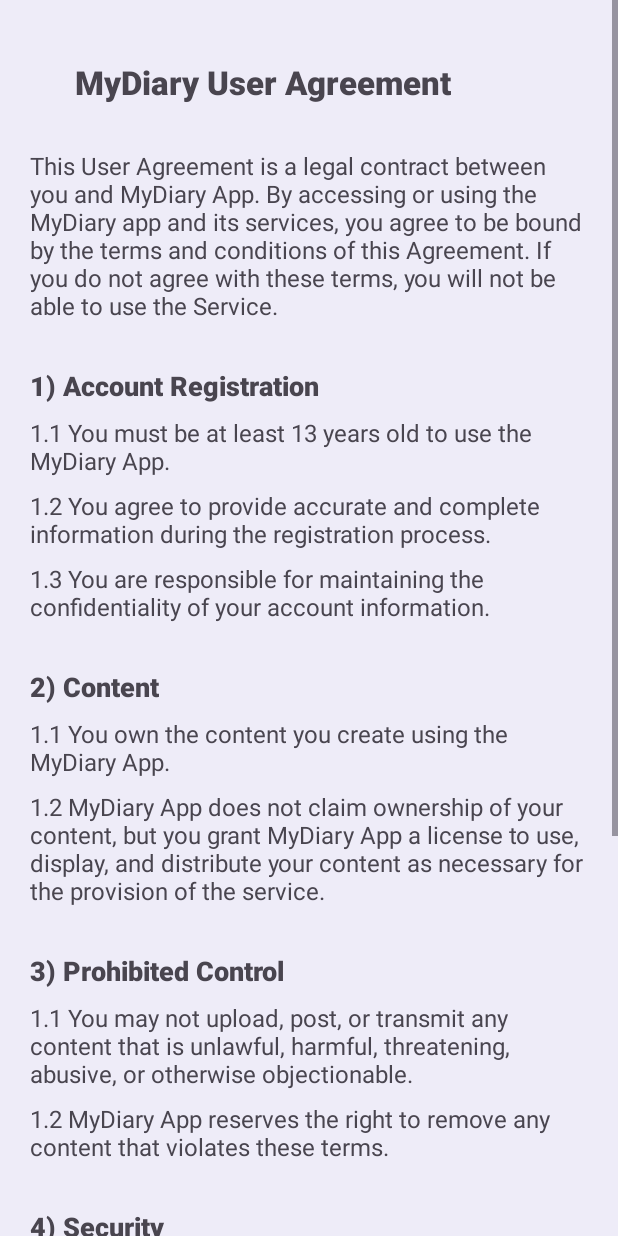
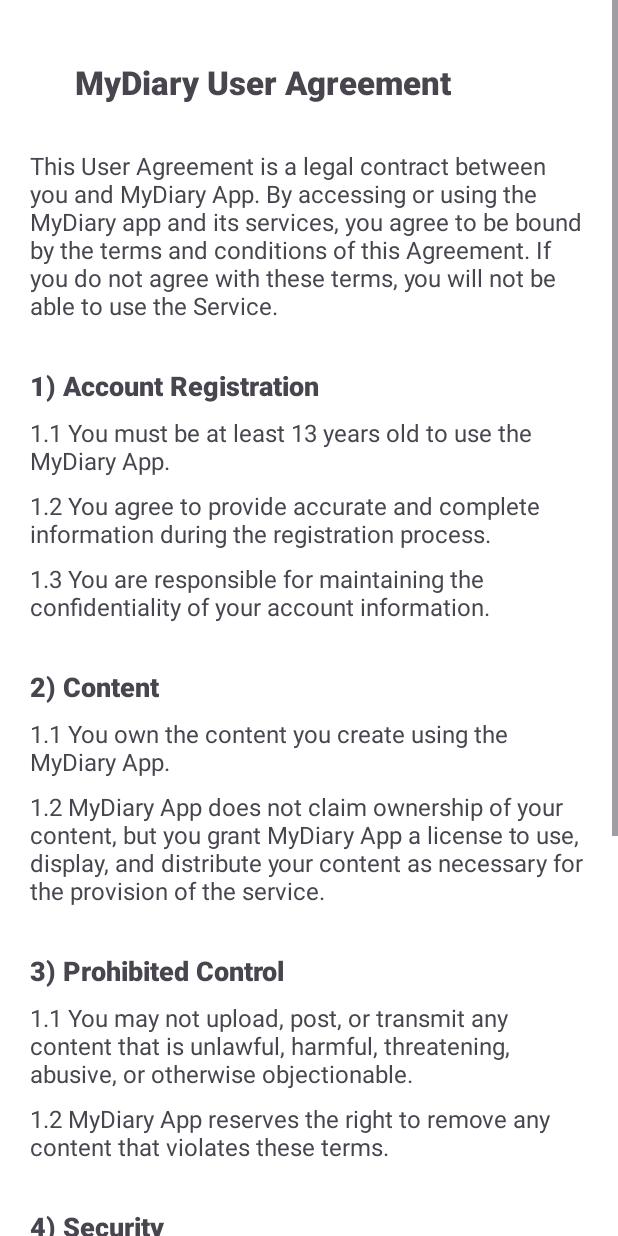
Before and after one commit to pratyush770/Sem6Project, an Android app: the layout user_agreement.xml on its own in the app's theme, with its tools: preview values and no code run, on a phone screen of 412 x 824 dp. Run offline under Robolectric (Android 15) with nearby library versions, the phone set to English and light mode, and no system bars.

Commit message:
first commit

```diff
--- a/app/src/main/java/com/example/mydiary/SplashActivity.java
+++ b/app/src/main/java/com/example/mydiary/SplashActivity.java
@@ -53,7 +53,7 @@ public class SplashActivity extends AppCompatActivity {
                 }
                 finish();  // when we go back, it terminates the activity
             }
-        }, 1500);
+        }, 2500);
     }
 
     private void setReminderAlarm() {
--- a/app/src/main/res/layout/activity_splash.xml
+++ b/app/src/main/res/layout/activity_splash.xml
@@ -57,9 +57,8 @@
         android:textSize="26sp"
         app:layout_constraintBottom_toBottomOf="parent"
         app:layout_constraintEnd_toEndOf="parent"
-        app:layout_constraintHorizontal_bias="0.497"
         app:layout_constraintStart_toStartOf="parent"
         app:layout_constraintTop_toBottomOf="@+id/imageView"
-        app:layout_constraintVertical_bias="0.732" />
+        app:layout_constraintVertical_bias="0.872" />
 
 </androidx.constraintlayout.widget.ConstraintLayout>
--- a/app/src/main/res/layout/user_agreement.xml
+++ b/app/src/main/res/layout/user_agreement.xml
@@ -4,7 +4,7 @@
     xmlns:tools="http://schemas.android.com/tools"
     android:layout_width="match_parent"
     android:layout_height="match_parent"
-    android:background="#EEECF8">
+    android:background="#fff">
 
     <androidx.constraintlayout.widget.ConstraintLayout
         android:layout_width="match_parent"
```
